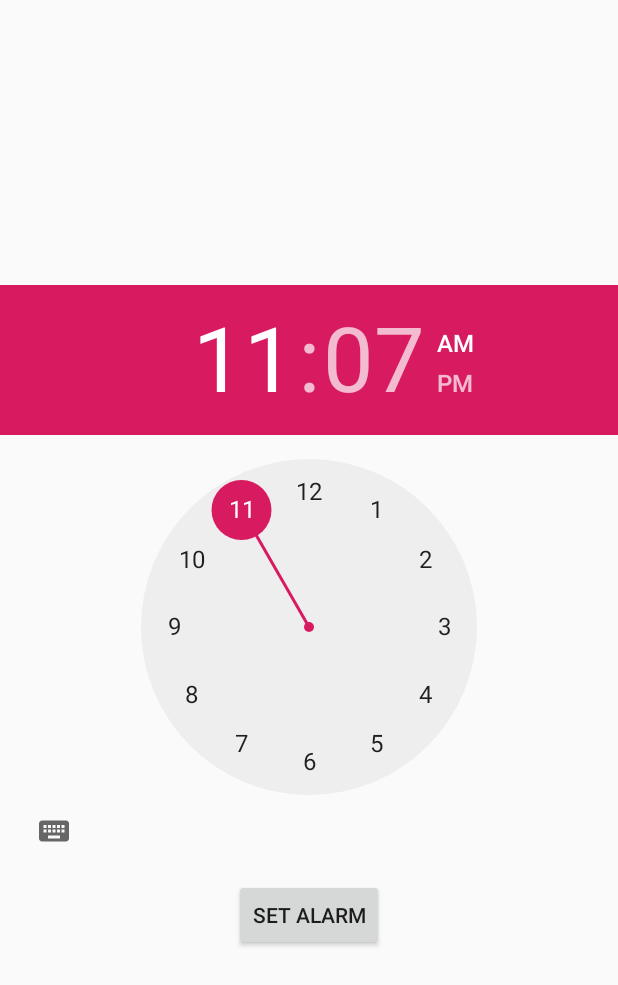
After one commit to VaibhavAtara/Dynamic_tabs, an Android app: the TimedActivity screen opened directly, with no data from a screen before it, on a phone screen of 412 x 824 dp. The commit adds this screen. Shown: the top 985 px of the screen. Run offline under Robolectric (Android 15) with nearby library versions, the phone set to English and light mode, and no system bars.

Commit message:
Added timed activity

```diff
--- a/app/build.gradle
+++ b/app/build.gradle
@@ -52,6 +52,6 @@ dependencies {
 
     implementation 'org.eclipse.paho:org.eclipse.paho.android.service:1.1.1'
 
-    compile 'com.facebook.shimmer:shimmer:0.1.0@aar'
+    implementation 'com.facebook.shimmer:shimmer:0.1.0@aar'
 
 }
--- /dev/null
+++ b/app/src/main/java/AlarmReceiver.java
@@ -0,0 +1,2 @@
+public class AlarmReceiver {
+}
--- a/app/src/main/java/com/example/dynamic_tabs/BottomNavigation.java
+++ b/app/src/main/java/com/example/dynamic_tabs/BottomNavigation.java
@@ -52,7 +52,7 @@ public class BottomNavigation extends AppCompatActivity {
                             selectedFragment=new Devices();
                             break;
                         case R.id.nav_settings:
-                            Intent intent = new Intent(BottomNavigation.this,Survelliance.class);
+                            Intent intent = new Intent(BottomNavigation.this,TimedActivity.class);
                             startActivity(intent);
                            // Intent intent = new Intent(Intent.ACTION_VIEW, Uri.parse("http://8e09b0c5.ngrok.io/stream"));
                             //startActivity(intent);
--- /dev/null
+++ b/app/src/main/java/com/example/dynamic_tabs/TimedActivity.java
@@ -0,0 +1,68 @@
+package com.example.dynamic_tabs;
+
+import androidx.appcompat.app.AppCompatActivity;
+
+import android.app.AlarmManager;
+import android.app.PendingIntent;
+import android.content.Context;
+import android.content.Intent;
+import android.os.Build;
+import android.os.Bundle;
+import android.view.View;
+import android.widget.Button;
+import android.widget.TimePicker;
+import android.widget.Toast;
+
+import java.util.Calendar;
+
+public class TimedActivity extends AppCompatActivity {
+    TimePicker timePicker;
+    Button setAlarm;
+
+    @Override
+    protected void onCreate(Bundle savedInstanceState) {
+        super.onCreate(savedInstanceState);
+        setContentView(R.layout.activity_timed);
+        timePicker = (TimePicker)findViewById(R.id.timepicker);
+            setAlarm = (Button)findViewById(R.id.setAlarm);
+
+            setAlarm.setOnClickListener(new View.OnClickListener() {
+                @Override
+                public void onClick(View view) {
+                    Calendar calendar = Calendar.getInstance();
+                    if(Build.VERSION.SDK_INT >= 23) {
+                        calendar.set(calendar.get(Calendar.YEAR),
+                                calendar.get(Calendar.MONTH),
+                                calendar.get(Calendar.DAY_OF_MONTH),
+                                timePicker.getHour(),
+                                timePicker.getMinute(),
+                                0);
+                    }
+                    else{
+                        calendar.set(calendar.get(Calendar.YEAR),
+                                calendar.get(Calendar.MONTH),
+                                calendar.get(Calendar.DAY_OF_MONTH),
+                                timePicker.getCurrentHour(),
+                                timePicker.getCurrentMinute(),
+                                0);
+                    }
+
+                    SetAlarm(calendar.getTimeInMillis());
+
+                }
+            });
+    }
+
+    private void SetAlarm(long timeInMillis) {
+            AlarmManager alarmManager = (AlarmManager)getSystemService(Context.ALARM_SERVICE);
+            Intent intent = new Intent(this,PublishMessage.class);
+            //intent.putExtra("topic","random");
+            //intent.putExtra("message","ON");
+
+            PendingIntent pendingIntent = PendingIntent.getBroadcast(this,0,intent,0);
+
+            alarmManager.setRepeating(AlarmManager.RTC_WAKEUP,timeInMillis,AlarmManager.INTERVAL_DAY,pendingIntent);
+
+            Toast.makeText(getApplicationContext(),"Alarm is Set",Toast.LENGTH_SHORT).show();
+        }
+}
--- /dev/null
+++ b/app/src/main/res/layout/activity_timed.xml
@@ -0,0 +1,33 @@
+<?xml version="1.0" encoding="utf-8"?>
+<RelativeLayout xmlns:android="http://schemas.android.com/apk/res/android"
+    xmlns:app="http://schemas.android.com/apk/res-auto"
+    xmlns:tools="http://schemas.android.com/tools"
+    android:layout_width="match_parent"
+    android:layout_height="match_parent"
+    tools:context=".TimedActivity">
+
+    <LinearLayout
+        android:layout_width="match_parent"
+        android:layout_height="match_parent"
+        android:orientation="vertical"
+        android:layout_centerInParent="true"
+        android:gravity="center">
+
+        <TimePicker
+            android:id="@+id/timepicker"
+            android:layout_width="match_parent"
+            android:layout_height="wrap_content"/>
+
+        <Button
+            android:id="@+id/setAlarm"
+            android:text="Set Alarm"
+            android:layout_marginTop="8dp"
+            android:layout_width="wrap_content"
+            android:layout_height="wrap_content"/>
+
+
+    </LinearLayout>
+
+
+
+</RelativeLayout>
```
Also changed, not shown: app/src/main/AndroidManifest.xml (+8 -5 lines), app/src/main/java/com/example/dynamic_tabs/PublishMessage.java (added, +36 -0 lines), app/src/main/java/com/example/dynamic_tabs/Survelliance.java (+27 -3 lines), app/src/main/res/layout/activity_survelliance.xml (+8 -1 lines).
